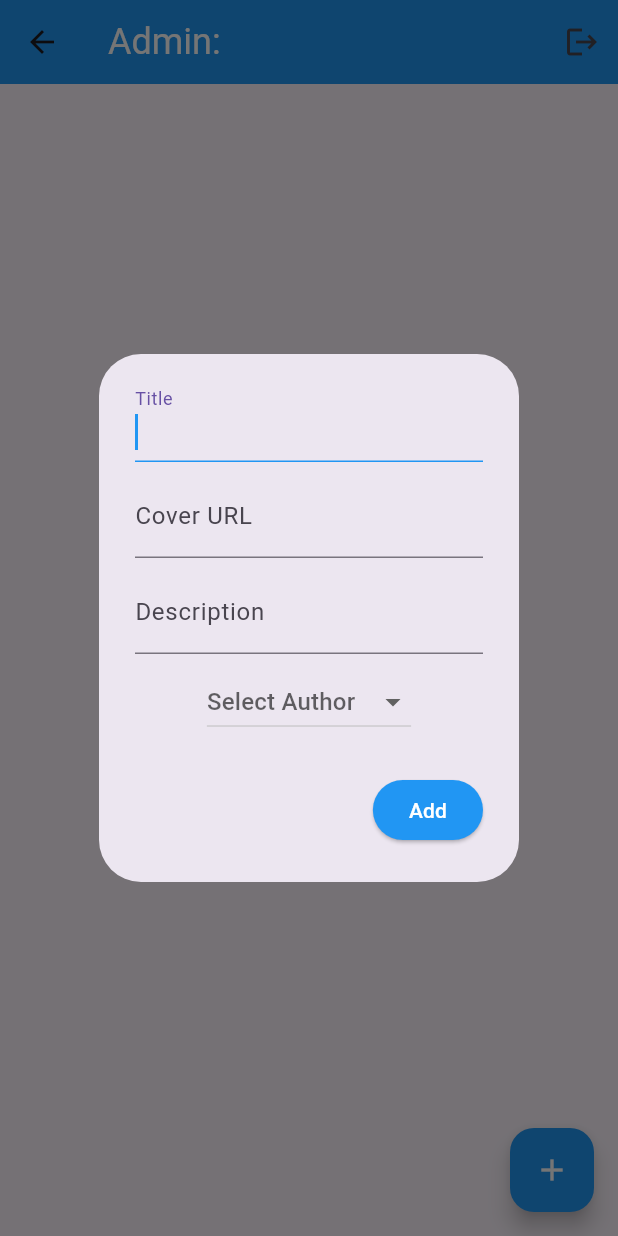
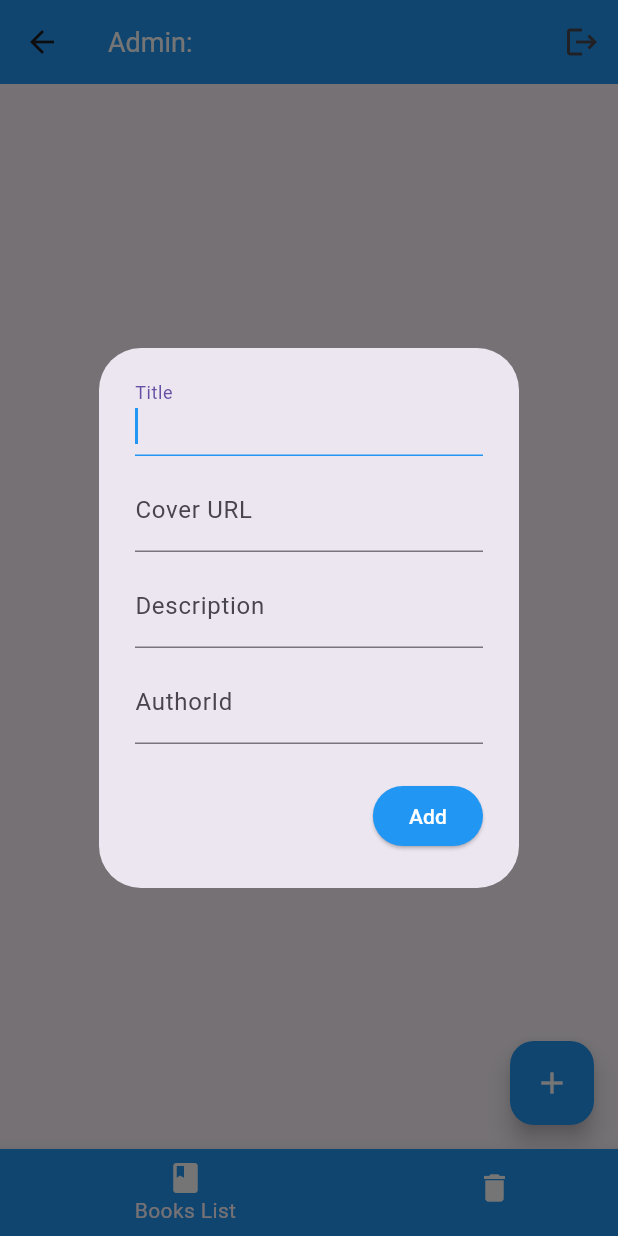
Before and after one commit to Siruenyian/PPB-FP, a Flutter app: the AdminHomePage screen opened directly, after a tap on the "add" icon, on a phone screen of 412 x 824 dp. Run offline on Flutter 3.47's test engine with Material 3 defaults, Android fonts, the phone set to English and light mode, and no system bars; our stand-ins replace cloud_firestore, firebase_auth, firebase_core; accounts and stored records are empty.

Commit message:
feat: add scrolling page, delete book page

```diff
--- /dev/null
+++ b/lib/pages/admin/admin_books.dart
@@ -0,0 +1,221 @@
+import 'package:cloud_firestore/cloud_firestore.dart';
+import 'package:firebase_auth/firebase_auth.dart';
+import 'package:flutter/material.dart';
+import 'package:ppb_fp/pages/user/comment_page.dart';
+import 'package:ppb_fp/services/book_service.dart';
+
+class AdminBooksPage extends StatefulWidget {
+  const AdminBooksPage({super.key});
+
+  @override
+  State<AdminBooksPage> createState() => _AdminBooksPageState();
+}
+
+class _AdminBooksPageState extends State<AdminBooksPage> {
+  final TextEditingController titletextController = TextEditingController();
+  final TextEditingController coverurltextController = TextEditingController();
+  final TextEditingController desctextController = TextEditingController();
+  final TextEditingController authorsidController = TextEditingController();
+  final BookService bookService = BookService();
+  final user = FirebaseAuth.instance.currentUser;
+
+  void signUserOut() {
+    FirebaseAuth.instance.signOut();
+  }
+
+  void openBookBox(BuildContext context, {String? docID}) {
+    String selectedAuthorId = '';
+    List<DropdownMenuItem<String>> authorItems = [
+      const DropdownMenuItem<String>(
+        value: '1',
+        child: Text('Sault Goodman'),
+      ),
+      const DropdownMenuItem<String>(
+        value: '2',
+        child: Text('Walter White'),
+      ),
+      const DropdownMenuItem<String>(
+        value: '3',
+        child: Text('Steven'),
+      ),
+    ];
+    showDialog(
+      context: context,
+      builder: (context) => AlertDialog(
+        content: SingleChildScrollView(
+          child: Column(
+            mainAxisSize: MainAxisSize.min,
+            children: <Widget>[
+              TextField(
+                controller: titletextController,
+                cursorColor: Colors.blue,
+                autofocus: true,
+                decoration: const InputDecoration(
+                  labelText: 'Title',
+                  focusedBorder: UnderlineInputBorder(
+                    borderSide: BorderSide(color: Colors.blue),
+                  ),
+                ),
+              ),
+              const SizedBox(height: 8.0),
+              TextField(
+                controller: coverurltextController,
+                cursorColor: Colors.blue,
+                decoration: const InputDecoration(
+                  labelText: 'Cover URL',
+                  focusedBorder: UnderlineInputBorder(
+                    borderSide: BorderSide(color: Colors.blue),
+                  ),
+                ),
+              ),
+              const SizedBox(height: 8.0),
+              TextField(
+                controller: desctextController,
+                cursorColor: Colors.blue,
+                decoration: const InputDecoration(
+                  labelText: 'Description',
+                  focusedBorder: UnderlineInputBorder(
+                    borderSide: BorderSide(color: Colors.blue),
+                  ),
+                ),
+              ),
+              const SizedBox(height: 8.0),
+              TextField(
+                controller: authorsidController,
+                cursorColor: Colors.blue,
+                decoration: const InputDecoration(
+                  labelText: 'AuthorId',
+                  focusedBorder: UnderlineInputBorder(
+                    borderSide: BorderSide(color: Colors.blue),
+                  ),
+                ),
+              ),
+            ],
+          ),
+        ),
+        actions: [
+          ElevatedButton(
+            style: ElevatedButton.styleFrom(
+              backgroundColor: Colors.blue,
+              foregroundColor: Colors.white,
+            ),
+            onPressed: () {
+              if (docID == null) {
+                bookService.addBook(
+                  titletextController.text,
+                  coverurltextController.text,
+                  authorsidController.text,
+                  desctextController.text,
+                );
+              } else {
+                bookService.updateBook(
+                  docID,
+                  titletextController.text,
+                  coverurltextController.text,
+                  authorsidController.text,
+                  desctextController.text,
+                );
+              }
+              titletextController.clear();
+              coverurltextController.clear();
+              desctextController.clear();
+              authorsidController.clear();
+              Navigator.pop(context);
+            },
+            child: const Text('Add'),
+          ),
+        ],
+      ),
+    );
+  }
+
+  @override
+  Widget build(BuildContext context) {
+    return Scaffold(
+      floatingActionButton: FloatingActionButton(
+        backgroundColor: Colors.blue,
+        tooltip: 'Press me to add Books!',
+        onPressed: () {
+          openBookBox(context);
+        },
+        child: const Icon(
+          Icons.add,
+          color: Colors.white,
+        ),
+      ),
+      body: StreamBuilder<QuerySnapshot>(
+        stream: bookService.getBooksStream(),
+        builder: (context, snapshot) {
+          // if data, get
+          if (snapshot.hasData) {
+            List BooksList = snapshot.data!.docs;
+            return ListView.separated(
+              itemCount: BooksList.length,
+              separatorBuilder: (context, index) {
+                return const SizedBox(
+                  height: 20,
+                );
+              },
+              itemBuilder: (context, index) {
+                // get each, get Book drom doc, display list
+                DocumentSnapshot document = BooksList[index];
+                String docID = document.id;
+                Map<String, dynamic> data =
+                    document.data() as Map<String, dynamic>;
+                String bookText = data['title'];
+                return GestureDetector(
+                    onTap: () {
+                      // Navigate to the CommentsScreen when the tile is tapped
+                      Navigator.push(
+                        context,
+                        MaterialPageRoute(
+                          builder: (context) => CommentsPage(bookId: docID),
+                        ),
+                      );
+                    },
+                    child: ListTile(
+                      title: Row(
+                        children: [
+                          Image.network(
+                            data[
+                                'cover_url'], // Assuming you have the image URL in your data
+                            width: 50,
+                            height: 50,
+                            fit: BoxFit.cover,
+                          ),
+                          const SizedBox(width: 10),
+                          Expanded(
+                            child: Text(
+                                '${bookText} by author ${data['author_id']}'),
+                          ),
+                        ],
+                      ),
+                      tileColor: Colors.grey[200],
+                      trailing: Row(
+                        mainAxisSize: MainAxisSize.min,
+                        children: [
+                          IconButton(
+                            onPressed: () {
+                              openBookBox(context, docID: docID);
+                            },
+                            icon: const Icon(Icons.edit),
+                          ),
+                          IconButton(
+                            onPressed: () {
+                              bookService.deleteBook(docID);
+                            },
+                            icon: const Icon(Icons.delete),
+                          ),
+                        ],
+                      ),
+                    ));
+              },
+            );
+          } else {
+            return const Text('No Books here...');
+          }
+        },
+      ),
+    );
+  }
+}
--- /dev/null
+++ b/lib/pages/admin/admin_delete_expired_books.dart
@@ -0,0 +1,62 @@
+import 'package:cloud_firestore/cloud_firestore.dart';
+import 'package:flutter/material.dart';
+import 'package:ppb_fp/services/book_service.dart';
+
+class AdminExpiredBooks extends StatefulWidget {
+  const AdminExpiredBooks({super.key});
+
+  @override
+  State<AdminExpiredBooks> createState() => _AdminExpiredBooksState();
+}
+
+class _AdminExpiredBooksState extends State<AdminExpiredBooks> {
+  final BookService bookService = BookService();
+
+  @override
+  Widget build(BuildContext context) {
+    return Scaffold(
+      appBar: AppBar(
+        title: Text('Delete Expired Books'),
+      ),
+      body: StreamBuilder<QuerySnapshot>(
+        // stream: bookService.fetchExpiredBooks(),
+        stream: bookService.getBooksStream(),
+        builder: (context, snapshot) {
+          if (!snapshot.hasData) {
+            return Center(child: CircularProgressIndicator());
+          }
+
+          if (snapshot.data!.docs.isEmpty) {
+            return Center(child: Text('No expired books found.'));
+          }
+
+          return ListView(
+            children: snapshot.data!.docs.map((doc) {
+              var data = doc.data() as Map<String, dynamic>;
+              String bookTitle = data['title'];
+              String author = data['author_id'];
+              String imageUrl = data['cover_url'];
+              String docID = doc.id;
+
+              return ListTile(
+                leading: Image.network(
+                  imageUrl,
+                  width: 50,
+                  height: 50,
+                  fit: BoxFit.cover,
+                ),
+                title: Text('$bookTitle by $author'),
+                trailing: IconButton(
+                  icon: Icon(Icons.delete),
+                  onPressed: () async {
+                    await bookService.deleteBook(docID);
+                  },
+                ),
+              );
+            }).toList(),
+          );
+        },
+      ),
+    );
+  }
+}
--- a/lib/pages/admin/home_page.dart
+++ b/lib/pages/admin/home_page.dart
@@ -1,129 +1,23 @@
-import 'package:cloud_firestore/cloud_firestore.dart';
 import 'package:firebase_auth/firebase_auth.dart';
-import 'package:ppb_fp/services/firestore_book.dart';
 import 'package:flutter/material.dart';
+import 'package:ppb_fp/pages/admin/admin_books.dart';
+import 'package:ppb_fp/pages/admin/admin_delete_expired_books.dart';
+
+import 'package:ppb_fp/pages/user/comment_page.dart';
 
 class AdminHomePage extends StatefulWidget {
-  const AdminHomePage({super.key});
+  AdminHomePage({super.key});
 
   @override
   State<AdminHomePage> createState() => _AdminHomePageState();
 }
 
 class _AdminHomePageState extends State<AdminHomePage> {
-  final TextEditingController titletextController = TextEditingController();
-  final TextEditingController coverurltextController = TextEditingController();
-  final TextEditingController desctextController = TextEditingController();
-  final TextEditingController authorsidController = TextEditingController();
-  final FireStoreService firestoreService = FireStoreService();
   final user = FirebaseAuth.instance.currentUser;
-
+  int currentIndex = 0;
+  PageController pageController = PageController(initialPage: 0);
   void signUserOut() {
     FirebaseAuth.instance.signOut();
-  }
-
-  void openBookBox(BuildContext context, {String? docID}) {
-    String selectedAuthorId = '';
-    List<DropdownMenuItem<String>> authorItems = [
-      const DropdownMenuItem<String>(
-        value: '1',
-        child: Text('Sault Goodman'),
-      ),
-      const DropdownMenuItem<String>(
-        value: '2',
-        child: Text('Walter White'),
-      ),
-      const DropdownMenuItem<String>(
-        value: '3',
-        child: Text('Steven'),
-      ),
-    ];
-    showDialog(
-      context: context,
-      builder: (context) => AlertDialog(
-        content: SingleChildScrollView(
-          child: Column(
-            mainAxisSize: MainAxisSize.min,
-            children: <Widget>[
-              TextField(
-                controller: titletextController,
-                cursorColor: Colors.blue,
-                autofocus: true,
-                decoration: const InputDecoration(
-                  labelText: 'Title',
-                  focusedBorder: UnderlineInputBorder(
-                    borderSide: BorderSide(color: Colors.blue),
-                  ),
-                ),
-              ),
-              const SizedBox(height: 8.0),
-              TextField(
-                controller: coverurltextController,
-                cursorColor: Colors.blue,
-                decoration: const InputDecoration(
-                  labelText: 'Cover URL',
-                  focusedBorder: UnderlineInputBorder(
-                    borderSide: BorderSide(color: Colors.blue),
-                  ),
-                ),
-              ),
-              const SizedBox(height: 8.0),
-              TextField(
-                controller: desctextController,
-                cursorColor: Colors.blue,
-                decoration: const InputDecoration(
-                  labelText: 'Description',
-                  focusedBorder: UnderlineInputBorder(
-                    borderSide: BorderSide(color: Colors.blue),
-                  ),
-                ),
-              ),
-              const SizedBox(height: 8.0),
-              DropdownButton<String>(
-                value: selectedAuthorId.isEmpty ? null : selectedAuthorId,
-                hint: const Text('Select Author'),
-                items: authorItems,
-                onChanged: (String? newValue) {
-                  selectedAuthorId = newValue!;
-                },
-              ),
-            ],
-          ),
-        ),
-        actions: [
-          ElevatedButton(
-            style: ElevatedButton.styleFrom(
-              backgroundColor: Colors.blue,
-              foregroundColor: Colors.white,
-            ),
-            onPressed: () {
-              if (docID == null) {
-                firestoreService.addBook(
-                  titletextController.text,
-                  coverurltextController.text,
-                  desctextController.text,
-                  selectedAuthorId,
-                );
-              } else {
-                firestoreService.updateBook(
-                  docID,
-                  titletextController.text,
-                  coverurltextController.text,
-                  desctextController.text,
-                  selectedAuthorId,
-                );
-              }
-              titletextController.clear();
-              coverurltextController.clear();
-              desctextController.clear();
-              authorsidController.clear();
-              Navigator.pop(context);
-            },
-            child: const Text('Add'),
-          ),
-        ],
-      ),
-    );
   }
 
   @override
@@ -133,71 +27,94 @@ class _AdminHomePageState extends State<AdminHomePage> {
         backgroundColor: Colors.blue,
         title: Text(
           'Admin: ${user?.email}',
-            style: TextStyle(fontSize: 24, color: Colors.white),
+          style: TextStyle(fontSize: 18, color: Colors.white),
         ),
         actions: [
           IconButton(
             onPressed: signUserOut,
             icon: const Icon(Icons.logout),
           ),
-          ]),
-      floatingActionButton: FloatingActionButton(
+        ],
+      ),
+      body: PageView(
+        controller: pageController,
+        onPageChanged: (value) {
+          setState(() {
+            currentIndex = value;
+          });
+        },
+        scrollDirection: Axis.horizontal,
+        children: [
+          AdminBooksPage(),
+          AdminExpiredBooks(),
+        ],
+      ),
+      bottomNavigationBar: BottomNavigationBar(
+        items: [
+          BottomNavigationBarItem(
               backgroundColor: Colors.blue,
-        tooltip: 'Press me to add Books!',
-        onPressed: () {
-          openBookBox(context);
-        },
-        child: const Icon(
-          Icons.add,
+              icon: Icon(
+                Icons.book,
                 color: Colors.white,
               ),
+              label: "Books List"),
+          BottomNavigationBarItem(
+              icon: Icon(
+                Icons.delete,
+                color: Colors.white,
               ),
-      body: StreamBuilder<QuerySnapshot>(
-        stream: firestoreService.getBooksStream(),
-        builder: (context, snapshot) {
-          // if data, get
-          if (snapshot.hasData) {
-            List BooksList = snapshot.data!.docs;
-            return ListView.separated(
-              itemCount: BooksList.length,
-              separatorBuilder: (context, index) {
-                return const SizedBox(
-                  height: 20,
-                );
-              },
-              itemBuilder: (context, index) {
-                // get each, get Book drom doc, display list
-                DocumentSnapshot document = BooksList[index];
-                String docID = document.id;
-                Map<String, dynamic> data =
-                    document.data() as Map<String, dynamic>;
-                String bookText = data['title'];
-                return ListTile(
-                  title: Text('${bookText} by author ${data['author_id']}'),
-                  tileColor: Colors.grey[200],
-                  trailing: Row(
-                    mainAxisSize: MainAxisSize.min,
-                    children: [
-                      IconButton(
-                          onPressed: () {
-                            openBookBox(context, docID: docID);
-                          },
-                          icon: const Icon(Icons.settings)),
-                      IconButton(
-                          onPressed: () {
-                            firestoreService.deleteBook(docID);
-                          },
-                          icon: const Icon(Icons.delete)),
+              label: "Delete Expired")
         ],
-                  ),
-                );
-              },
-            );
-          } else {
-            return const Text('No Books here...');
-          }
+        type: BottomNavigationBarType.shifting,
+        currentIndex: currentIndex,
+        onTap: (value) {
+          setState(() {
+            pageController.animateToPage(value,
+                duration: Durations.medium1, curve: Curves.bounceIn);
+            // currentIndex = value;
+          });
         },
       ),
     );
   }
 }
+// Column(
+//             mainAxisAlignment: MainAxisAlignment.center,
+//             children: [
+//               Text(
+//                 'Logged In as User: ${user?.email}',
+//                 style: const TextStyle(fontSize: 20),
+//               ),
+//               const SizedBox(height: 20),
+//               ElevatedButton(
+//                 style: ElevatedButton.styleFrom(
+//                   backgroundColor: Colors.blue,
+//                   foregroundColor: Colors.white,
+//                 ),
+//                 onPressed: () {
+//                   Navigator.push(
+//                     context,
+//                     MaterialPageRoute(builder: (context) => AdminBooksPage()),
+//                   );
+//                 },
+//                 child: const Text('Explore Books Exists'),
+//               ),
+//               const SizedBox(height: 20),
+//               ElevatedButton(
+//                 style: ElevatedButton.styleFrom(
+//                   backgroundColor: Colors.blue,
+//                   foregroundColor: Colors.white,
+//                 ),
+//                 onPressed: () {
+//                   Navigator.push(
+//                     context,
+//                     MaterialPageRoute(
+//                         builder: (context) => CommentsPage(
+//                               bookId: '1gkCtEwsdgaFVxf7uidm',
+//                             )),
+//                   );
+//                 },
+//                 child: const Text('Explore Books Comments'),
+//               ),
+//             ],
+//           ),
```
Lines whose indentation alone changed are shown as unchanged.
